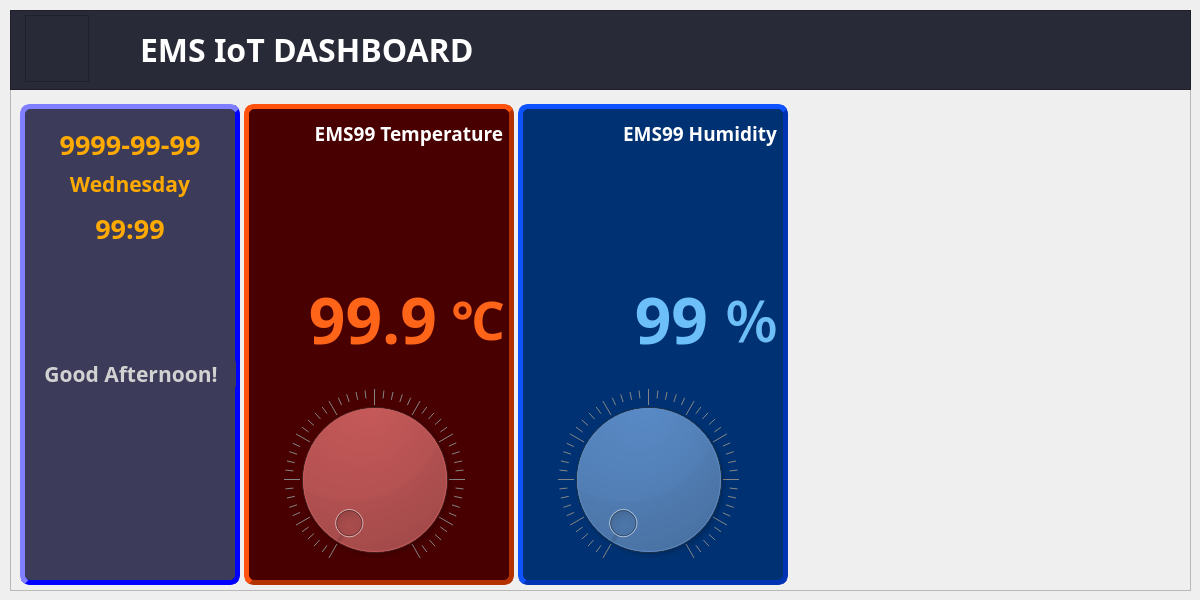
The window that windows/ui/dashboard.ui (LKBbb/ems_comm) describes before a commit, drawn with Qt 5.
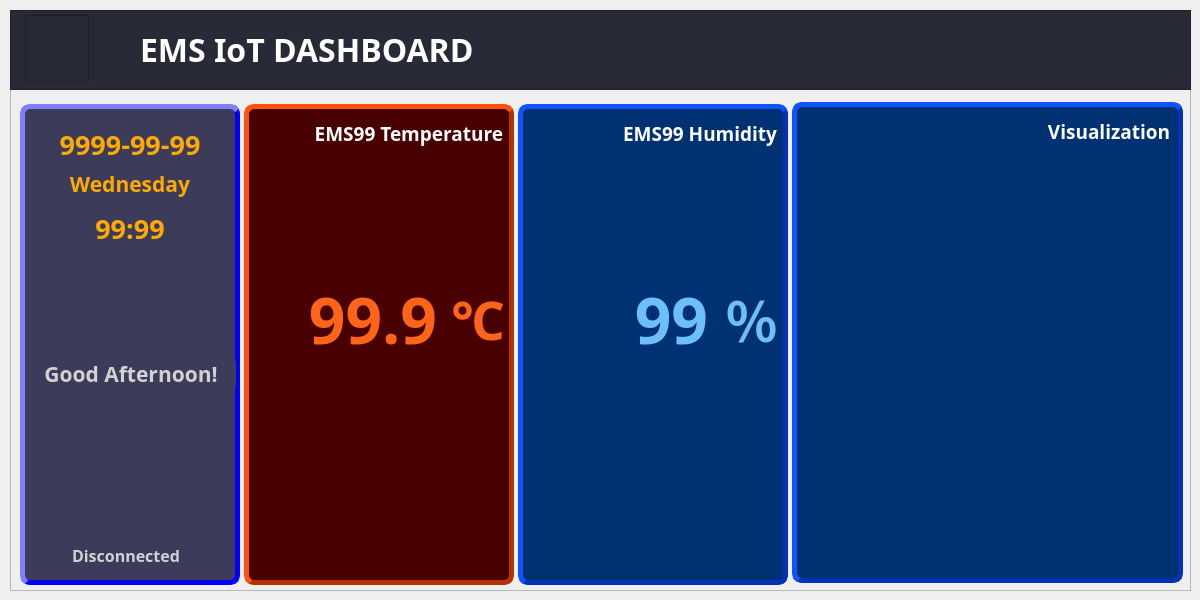
The same window after the commit. Icons and pictures are not drawn.

Commit message: 20220630 EMS Dashboard

The edit to the form file:
```diff
--- a/windows/ui/dashboard.ui
+++ b/windows/ui/dashboard.ui
@@ -290,6 +290,56 @@
        <set>Qt::AlignCenter</set>
       </property>
      </widget>
+     <widget class="QFrame" name="connFrame">
+      <property name="geometry">
+       <rect>
+        <x>20</x>
+        <y>440</y>
+        <width>24</width>
+        <height>24</height>
+       </rect>
+      </property>
+      <property name="styleSheet">
+       <string notr="true">background-image: url(:/red);
+background-repeat:no-repeat;
+border:none;
+</string>
+      </property>
+      <property name="frameShape">
+       <enum>QFrame::StyledPanel</enum>
+      </property>
+      <property name="frameShadow">
+       <enum>QFrame::Raised</enum>
+      </property>
+     </widget>
+     <widget class="QLabel" name="lblStatus">
+      <property name="geometry">
+       <rect>
+        <x>52</x>
+        <y>431</y>
+        <width>120</width>
+        <height>40</height>
+       </rect>
+      </property>
+      <property name="font">
+       <font>
+        <family>나눔고딕코딩</family>
+        <pointsize>12</pointsize>
+        <weight>75</weight>
+        <bold>true</bold>
+       </font>
+      </property>
+      <property name="styleSheet">
+       <string notr="true">color: rgb(210, 210, 210);
+border:none;</string>
+      </property>
+      <property name="text">
+       <string>Disconnected</string>
+      </property>
+      <property name="alignment">
+       <set>Qt::AlignLeading|Qt::AlignLeft|Qt::AlignVCenter</set>
+      </property>
+     </widget>
     </widget>
     <widget class="QFrame" name="tempFrame">
      <property name="geometry">
@@ -426,17 +476,51 @@
        <set>Qt::AlignRight|Qt::AlignTrailing|Qt::AlignVCenter</set>
       </property>
      </widget>
-     <widget class="QDial" name="dial">
+     <widget class="QPushButton" name="btnTempAlarm">
       <property name="geometry">
        <rect>
-        <x>30</x>
-        <y>285</y>
-        <width>201</width>
-        <height>181</height>
+        <x>210</x>
+        <y>320</y>
+        <width>48</width>
+        <height>48</height>
        </rect>
       </property>
-      <property name="notchesVisible">
-       <bool>true</bool>
+      <property name="styleSheet">
+       <string notr="true">border-style: none;
+background-image: url(:/alarm);
+background-repeat:no-repeat;
+</string>
+      </property>
+      <property name="text">
+       <string/>
+      </property>
+     </widget>
+     <widget class="QLabel" name="lblTempAlarm">
+      <property name="geometry">
+       <rect>
+        <x>40</x>
+        <y>280</y>
+        <width>190</width>
+        <height>40</height>
+       </rect>
+      </property>
+      <property name="font">
+       <font>
+        <family>나눔고딕코딩</family>
+        <pointsize>16</pointsize>
+        <weight>75</weight>
+        <bold>true</bold>
+       </font>
+      </property>
+      <property name="styleSheet">
+       <string notr="true">color: rgb(255, 255, 255);
+border:none;</string>
+      </property>
+      <property name="text">
+       <string/>
+      </property>
+      <property name="alignment">
+       <set>Qt::AlignCenter</set>
       </property>
      </widget>
     </widget>
@@ -575,17 +659,109 @@
        <set>Qt::AlignRight|Qt::AlignTrailing|Qt::AlignVCenter</set>
       </property>
      </widget>
-     <widget class="QDial" name="dial_2">
+     <widget class="QPushButton" name="btnHumidAlarm">
       <property name="geometry">
        <rect>
-        <x>30</x>
-        <y>285</y>
-        <width>201</width>
-        <height>181</height>
+        <x>210</x>
+        <y>316</y>
+        <width>48</width>
+        <height>48</height>
        </rect>
       </property>
-      <property name="notchesVisible">
-       <bool>true</bool>
+      <property name="styleSheet">
+       <string notr="true">border-style: none;
+background-image: url(:/alarm);
+background-repeat:no-repeat;
+</string>
+      </property>
+      <property name="text">
+       <string/>
+      </property>
+     </widget>
+     <widget class="QLabel" name="lblHumidAlarm">
+      <property name="geometry">
+       <rect>
+        <x>50</x>
+        <y>260</y>
+        <width>190</width>
+        <height>40</height>
+       </rect>
+      </property>
+      <property name="font">
+       <font>
+        <family>나눔고딕코딩</family>
+        <pointsize>16</pointsize>
+        <weight>75</weight>
+        <bold>true</bold>
+       </font>
+      </property>
+      <property name="styleSheet">
+       <string notr="true">color: rgb(255, 255, 255);
+border:none;</string>
+      </property>
+      <property name="text">
+       <string/>
+      </property>
+      <property name="alignment">
+       <set>Qt::AlignCenter</set>
+      </property>
+     </widget>
+    </widget>
+    <widget class="QFrame" name="chartFrame">
+     <property name="geometry">
+      <rect>
+       <x>782</x>
+       <y>92</y>
+       <width>391</width>
+       <height>481</height>
+      </rect>
+     </property>
+     <property name="font">
+      <font>
+       <family>나눔고딕코딩</family>
+       <weight>75</weight>
+       <bold>true</bold>
+      </font>
+     </property>
+     <property name="styleSheet">
+      <string notr="true">background-color: rgb(0, 50, 115);
+border-style:outset;
+border-width:5px;
+border-color: rgb(0, 50, 180);
+border-radius:10px;</string>
+     </property>
+     <property name="frameShape">
+      <enum>QFrame::StyledPanel</enum>
+     </property>
+     <property name="frameShadow">
+      <enum>QFrame::Raised</enum>
+     </property>
+     <widget class="QLabel" name="lblChart">
+      <property name="geometry">
+       <rect>
+        <x>228</x>
+        <y>9</y>
+        <width>150</width>
+        <height>40</height>
+       </rect>
+      </property>
+      <property name="font">
+       <font>
+        <family>나눔고딕코딩</family>
+        <pointsize>14</pointsize>
+        <weight>75</weight>
+        <bold>true</bold>
+       </font>
+      </property>
+      <property name="styleSheet">
+       <string notr="true">color: rgb(255, 255, 255);
+border:none;</string>
+      </property>
+      <property name="text">
+       <string>Visualization</string>
+      </property>
+      <property name="alignment">
+       <set>Qt::AlignRight|Qt::AlignTrailing|Qt::AlignVCenter</set>
       </property>
      </widget>
     </widget>
```
The commit also changes 13 other files.
